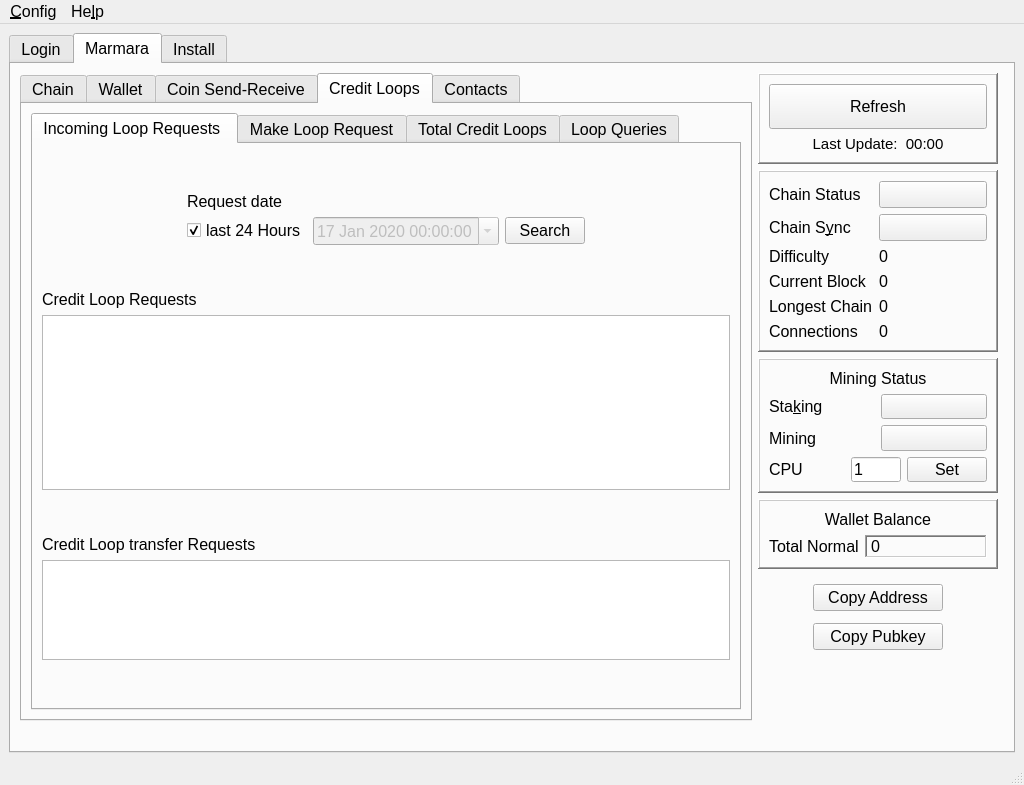
Qt form src/main/python/qtguidesign.ui (marmarachain/marmara-connector) before a commit.
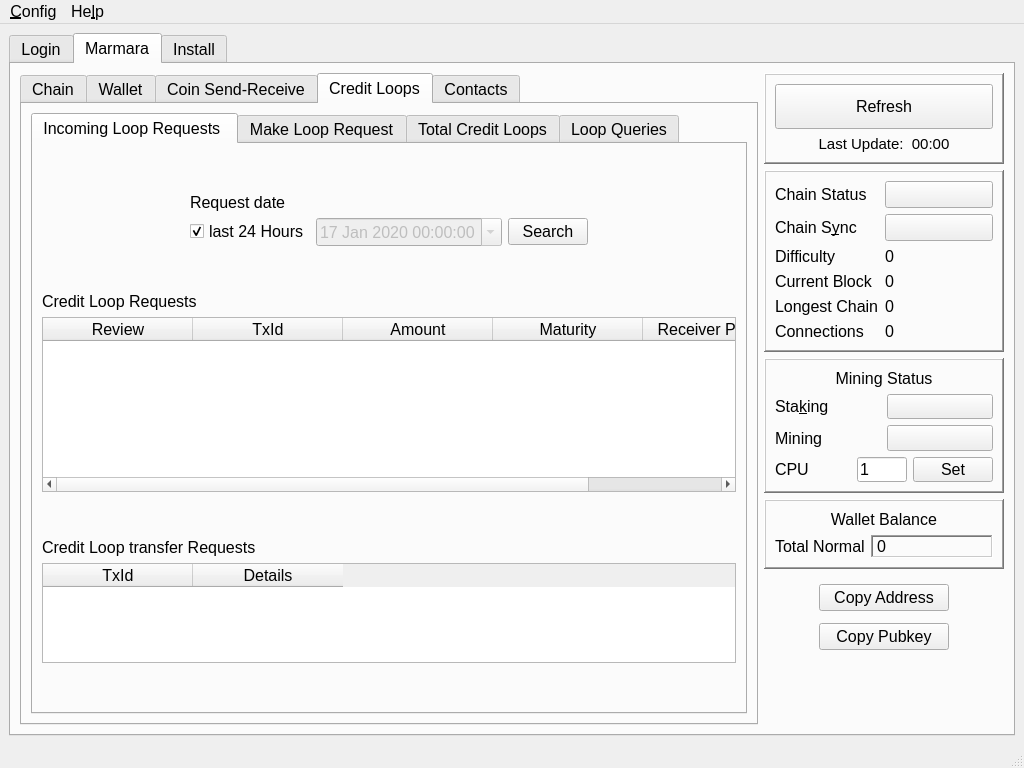
The same form after that commit. The open tabs and pages were chosen to show the change. Icons and pictures are not drawn.

The edit to the form file:
```diff
--- a/src/main/python/qtguidesign.ui
+++ b/src/main/python/qtguidesign.ui
@@ -10,7 +10,7 @@
     <x>0</x>
     <y>0</y>
     <width>1024</width>
-    <height>785</height>
+    <height>768</height>
    </rect>
   </property>
   <property name="font">
@@ -890,33 +890,6 @@
         <string>Marmara</string>
        </attribute>
        <layout class="QGridLayout" name="gridLayout_8">
-        <item row="1" column="0" colspan="3">
-         <widget class="QLabel" name="bottom_message_label">
-          <property name="maximumSize">
-           <size>
-            <width>16777215</width>
-            <height>17</height>
-           </size>
-          </property>
-          <property name="font">
-           <font>
-            <pointsize>10</pointsize>
-           </font>
-          </property>
-          <property name="frameShape">
-           <enum>QFrame::NoFrame</enum>
-          </property>
-          <property name="frameShadow">
-           <enum>QFrame::Raised</enum>
-          </property>
-          <property name="text">
-           <string/>
-          </property>
-          <property name="textInteractionFlags">
-           <set>Qt::LinksAccessibleByMouse|Qt::TextSelectableByMouse</set>
-          </property>
-         </widget>
-        </item>
         <item row="0" column="1">
          <layout class="QGridLayout" name="chainsummary_Layout">
           <item row="3" column="0">
@@ -3185,7 +3158,7 @@
                     </property>
                     <property name="font">
                      <font>
-                      <pointsize>9</pointsize>
+                      <pointsize>12</pointsize>
                      </font>
                     </property>
                     <property name="sizeAdjustPolicy">
@@ -3203,6 +3176,34 @@
                     <property name="cornerButtonEnabled">
                      <bool>false</bool>
                     </property>
+                    <attribute name="horizontalHeaderDefaultSectionSize">
+                     <number>150</number>
+                    </attribute>
+                    <column>
+                     <property name="text">
+                      <string>Review</string>
+                     </property>
+                    </column>
+                    <column>
+                     <property name="text">
+                      <string>TxId</string>
+                     </property>
+                    </column>
+                    <column>
+                     <property name="text">
+                      <string>Amount</string>
+                     </property>
+                    </column>
+                    <column>
+                     <property name="text">
+                      <string>Maturity</string>
+                     </property>
+                    </column>
+                    <column>
+                     <property name="text">
+                      <string>Receiver Pubkey</string>
+                     </property>
+                    </column>
                    </widget>
                   </item>
                  </layout>
@@ -3260,7 +3261,7 @@
                     </property>
                     <property name="font">
                      <font>
-                      <pointsize>9</pointsize>
+                      <pointsize>12</pointsize>
                      </font>
                     </property>
                     <property name="sizeAdjustPolicy">
@@ -3278,6 +3279,19 @@
                     <property name="cornerButtonEnabled">
                      <bool>false</bool>
                     </property>
+                    <attribute name="horizontalHeaderDefaultSectionSize">
+                     <number>150</number>
+                    </attribute>
+                    <column>
+                     <property name="text">
+                      <string>TxId</string>
+                     </property>
+                    </column>
+                    <column>
+                     <property name="text">
+                      <string>Details</string>
+                     </property>
+                    </column>
                    </widget>
                   </item>
                  </layout>
```
Left out of the diff: 69 changed lines with no effect on the pictures.
